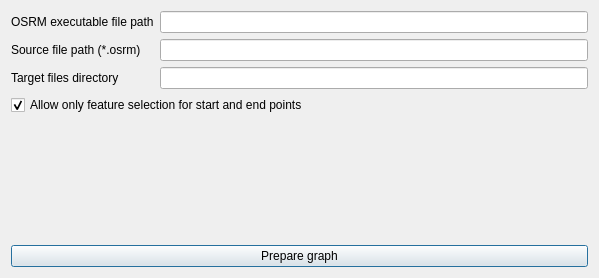
Qt form plugin/osrm/test_settings_dialog.ui (MikhanGusev/osrm_for_qgis) before a commit.
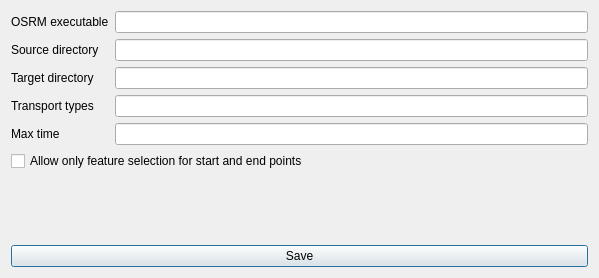
The same form after that commit.

```diff
--- a/plugin/osrm/test_settings_dialog.ui
+++ b/plugin/osrm/test_settings_dialog.ui
@@ -19,7 +19,7 @@
      <item row="0" column="1">
       <widget class="QLabel" name="label">
        <property name="text">
-        <string>OSRM executable file path</string>
+        <string>OSRM executable</string>
        </property>
       </widget>
      </item>
@@ -33,7 +33,7 @@
      <item row="1" column="1">
       <widget class="QLabel" name="label_2">
        <property name="text">
-        <string>Source file path (*.osrm)</string>
+        <string>Source directory</string>
        </property>
       </widget>
      </item>
@@ -47,7 +47,7 @@
      <item row="2" column="1">
       <widget class="QLabel" name="label_3">
        <property name="text">
-        <string>Target files directory</string>
+        <string>Target directory</string>
        </property>
       </widget>
      </item>
@@ -58,6 +58,34 @@
        </property>
       </widget>
      </item>
+     <item row="3" column="2">
+      <widget class="QLineEdit" name="lineEdit_4">
+       <property name="text">
+        <string></string>
+       </property>
+      </widget>
+     </item>
+     <item row="3" column="1">
+      <widget class="QLabel" name="label_4">
+       <property name="text">
+        <string>Transport types</string>
+       </property>
+      </widget>
+     </item>
+     <item row="4" column="2">
+      <widget class="QLineEdit" name="lineEdit_5">
+       <property name="text">
+        <string></string>
+       </property>
+      </widget>
+     </item>
+     <item row="4" column="1">
+      <widget class="QLabel" name="label_5">
+       <property name="text">
+        <string>Max time</string>
+       </property>
+      </widget>
+     </item>
     </layout>
    </item>
    <item>
@@ -66,7 +94,7 @@
       <string>Allow only feature selection for start and end points</string>
      </property>
      <property name="checked">
-      <bool>true</bool>
+      <bool>false</bool>
      </property>
     </widget>
    </item>
@@ -86,7 +114,7 @@
    <item>
     <widget class="QPushButton" name="butOk">
      <property name="text">
-      <string>Prepare graph</string>
+      <string>Save</string>
      </property>
     </widget>
    </item>
```
Left out of the diff: 2 changed lines with no effect on the pictures.
